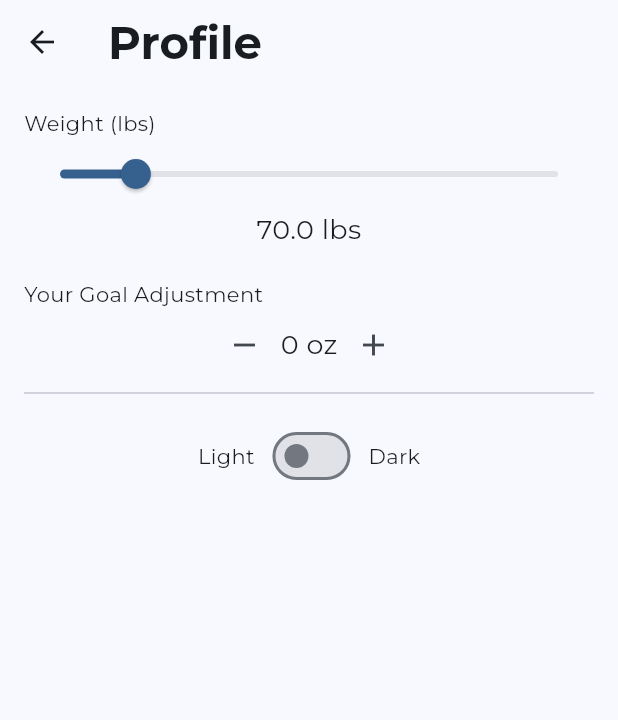
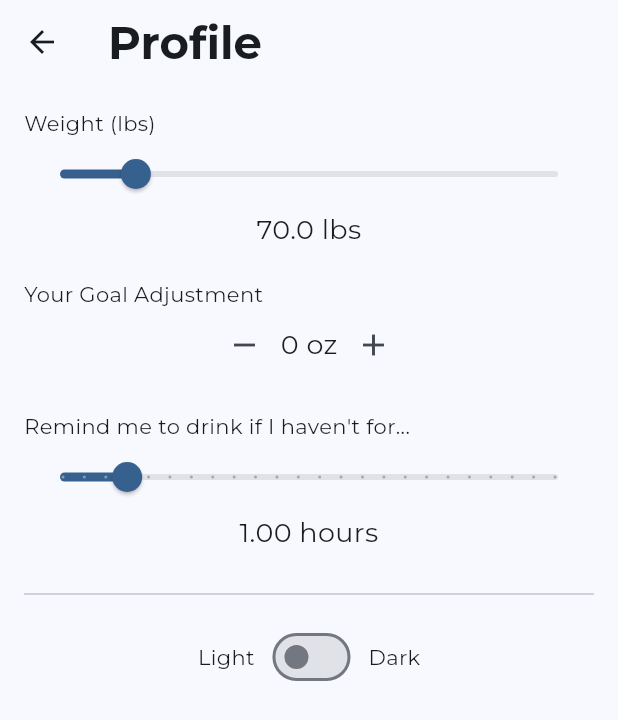
Before and after one commit to RooRoo6080/sip-sense, a Flutter app: the SettingsPage screen opened directly, on a phone screen of 412 x 824 dp. Shown: the top 720 px of the screen. Run offline on Flutter 3.47's test engine with Material 3 defaults, Android fonts, the phone set to English and light mode, and no system bars; our stand-ins replace countup, flutter_local_notifications, google_fonts, permission_handler, shared_preferences, syncfusion_flutter_charts; missing offline and left inert: background_fetch, flutter_reactive_ble, simple_logger; accounts and stored records are empty; statements that could not run were skipped.

Commit message:
reminder notifications w/ custom gap

```diff
--- a/lib/data/db.dart
+++ b/lib/data/db.dart
@@ -6,16 +6,19 @@ import 'dart:core';
 class ProfileData {
   double weight;
   int manualAdjustment;
+  double drinkEvery;
 
   ProfileData({
     this.weight = 70.0,
     this.manualAdjustment = 0,
+    this.drinkEvery = 1,
   });
 
   Map<String, dynamic> toJson() {
     return {
       'weight': weight,
       'manualAdjustment': manualAdjustment,
+      'drinkEvery': drinkEvery,
     };
   }
 
@@ -23,6 +26,7 @@ class ProfileData {
     return ProfileData(
       weight: json['weight'].toDouble(),
       manualAdjustment: json['manualAdjustment'],
+      drinkEvery: json['drinkEvery'].toDouble(),
     );
   }
 
--- a/lib/data/logs.dart
+++ b/lib/data/logs.dart
@@ -2,6 +2,7 @@ import 'dart:convert';
 import 'package:path_provider/path_provider.dart';
 import 'dart:io';
 import 'package:waterbottle/data/db.dart';
+import 'package:waterbottle/services/notification_service.dart';
 
 class Logs {
   List<LogEntry> entries;
@@ -29,6 +30,7 @@ class Logs {
 
   static Future<void> saveLogs(Logs logs) async {
     final file = File(await _filePath);
+    NotificationService().removeNotification(2);
     await file.writeAsString(jsonEncode(logs.toJson()));
   }
 
--- a/lib/main.dart
+++ b/lib/main.dart
@@ -6,6 +6,7 @@ import 'pages/settings_page.dart';
 import 'pages/my_day_page.dart';
 import 'pages/tracking_page.dart';
 import 'services/notification_service.dart';
+import 'services/background_timer.dart';
 // import 'pages/recommendations_page.dart';
 import 'package:shared_preferences/shared_preferences.dart';
 import 'data/db.dart';
@@ -34,6 +35,7 @@ void main() async {
   WidgetsFlutterBinding.ensureInitialized();
   await NotificationService().init();
   await initializeConsumptionData();
+  initBackgroundFetch();
   SharedPreferences prefs = await SharedPreferences.getInstance();
   bool isDarkTheme = prefs.getBool('isDarkTheme') ?? false;
   runApp(
--- a/lib/pages/settings_page.dart
+++ b/lib/pages/settings_page.dart
@@ -118,6 +118,27 @@ class _SettingsPageState extends State<SettingsPage> {
                 ),
               ],
             ),
+            const SizedBox(height: 20),
+            const Text('Remind me to drink if I haven\'t for...'),
+            Slider(
+              value: profileData.drinkEvery,
+              min: 0.25,
+              max: 6.0,
+              divisions: 23,
+              label: profileData.drinkEvery.toStringAsFixed(2),
+              onChanged: (double value) {
+                setState(() {
+                  profileData.drinkEvery = value;
+                  _updateProfileData();
+                });
+              },
+            ),
+            Text(
+              '${profileData.drinkEvery.toStringAsFixed(2)} hours',
+              textAlign: TextAlign.center,
+              style: const TextStyle(fontSize: 18),
+            ),
+            const SizedBox(height: 20),
             const Divider(),
             const SizedBox(height: 10),
             Consumer<ThemeNotifier>(
--- a/pubspec.yaml
+++ b/pubspec.yaml
@@ -24,6 +24,7 @@ dependencies:
   sprintf: ^6.0.0
   collection: ^1.18.0
   flutter_local_notifications: ^17.2.1+2
+  background_fetch: ^1.3.5
 
 dev_dependencies:
   flutter_test:
```
Also changed, not shown: lib/services/background_timer.dart (added, +57 -0 lines), pubspec.lock, 3 other files.
